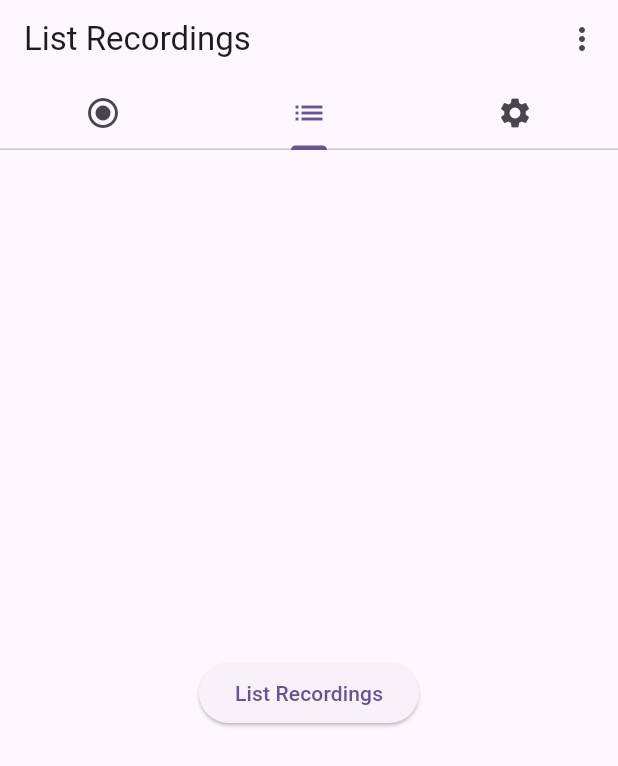
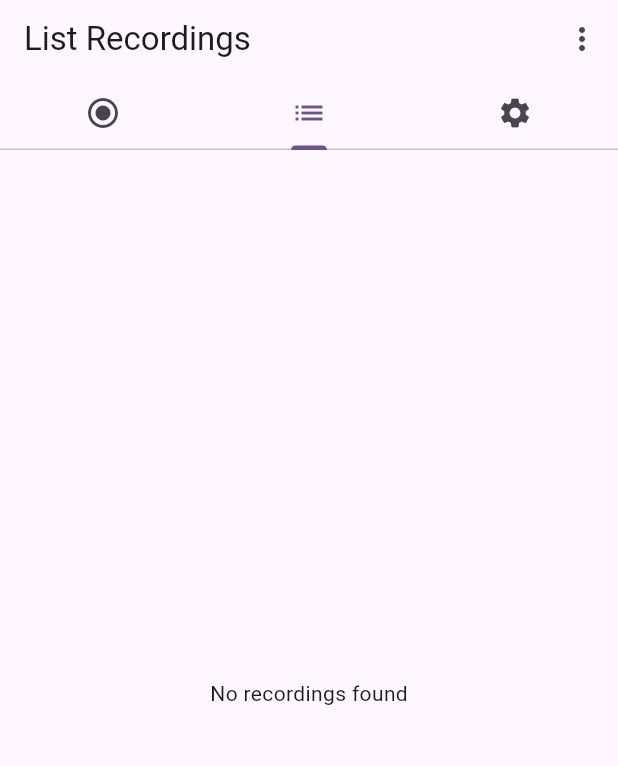
Before and after one commit to tanishq5414/audiocity, a Flutter app: the screen it shows after launch, tab 2 chosen, on a phone screen of 412 x 824 dp. Shown: the top 766 px of the screen. Run offline on Flutter 3.47's test engine with Material 3 defaults, Android fonts, the phone set to English and light mode, and no system bars; our stand-ins replace get, permission_handler; missing offline and left inert: audio_waveforms.

Commit message:
listing of recordings

```diff
--- a/lib/features/list_audio/list_recordings_page.dart
+++ b/lib/features/list_audio/list_recordings_page.dart
@@ -1,5 +1,6 @@
 import 'package:flutter/material.dart';
-
+import 'package:get/get.dart';
+import 'package:psventuresassignment/features/list_audio/list_recordings_controller.dart';
 
 class ListRecordingsPage extends StatelessWidget {
   const ListRecordingsPage({super.key});
@@ -8,13 +9,30 @@ class ListRecordingsPage extends StatelessWidget {
   Widget build(BuildContext context) {
     return SafeArea(
       child: Scaffold(
-        body: Center(
-          child: ElevatedButton(
-            onPressed: () {
-              // Add code to record audio here
-            },
-            child: const Text('List Recordings'),
-          ),
+        body: GetBuilder<ListRecordingsController>(
+          init: ListRecordingsController(),
+          builder: (ListRecordingsController controller) {
+            return controller.recordings.isEmpty
+                ? const Center(
+                    child: Text('No recordings found'),
+                  )
+                : Center(
+                    child: ListView.builder(
+                      itemCount: controller.recordings.length,
+                      itemBuilder: (context, index) {
+                        return ListTile(
+                          title: Text(controller.recordings[index].path
+                              .split('/')
+                              .last),
+                          trailing: IconButton(
+                            onPressed: () {},
+                            icon: const Icon(Icons.play_arrow),
+                          ),
+                        );
+                      },
+                    ),
+                  );
+          },
         ),
       ),
     );
```
Also changed, not shown: lib/core/repository/storage_repository.dart (+30 -11 lines), lib/features/list_audio/list_recordings_controller.dart (+24 -1 lines).
